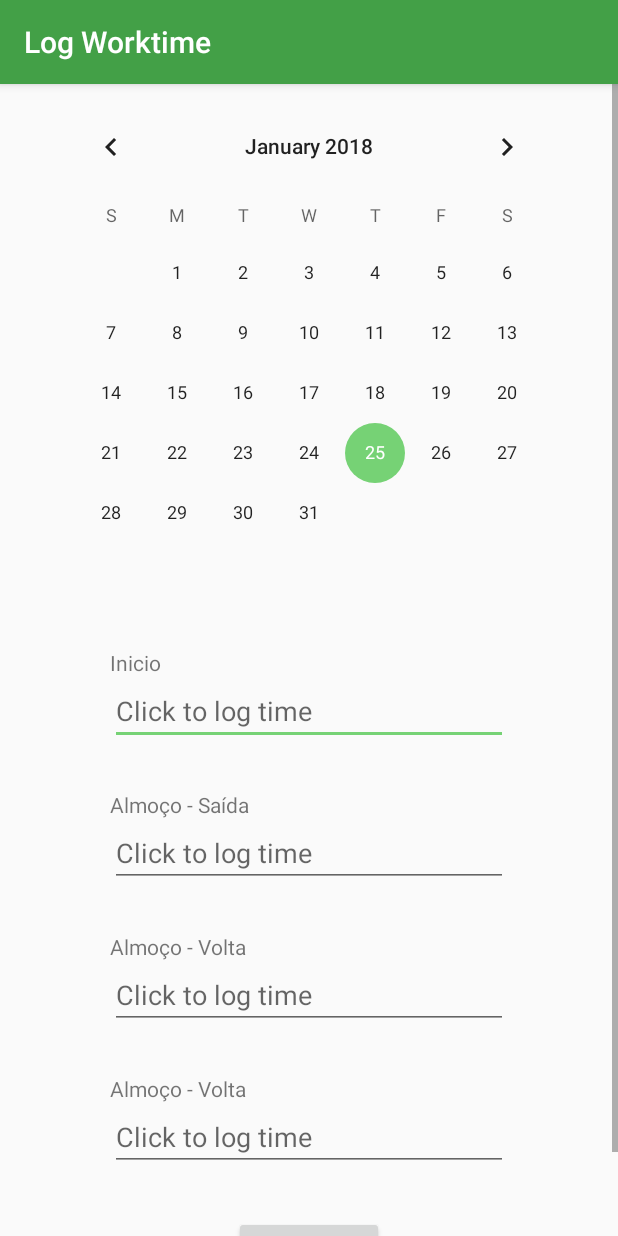
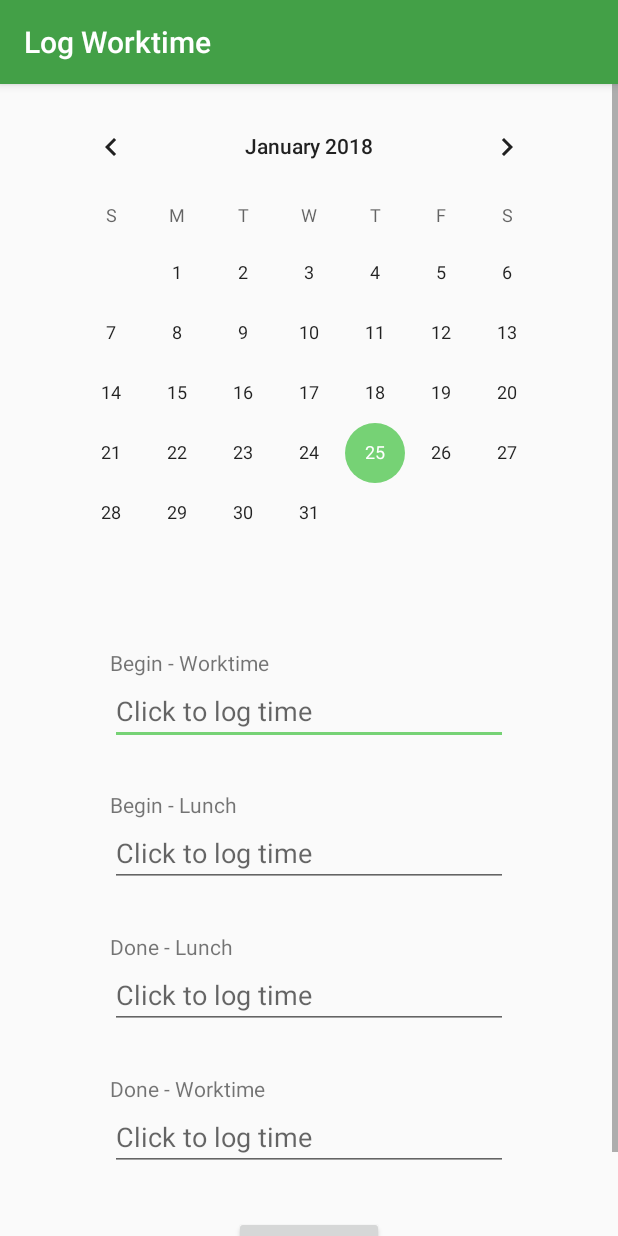
Before and after one commit to issuran/LogWorktime, an Android app: the LogTimeActivity screen opened directly, with no data from a screen before it, on a phone screen of 412 x 824 dp. Run offline under Robolectric (Android 15) with nearby library versions, the phone set to English and light mode, and no system bars; libraries missing offline, so code that uses them is left out: com.google.api.client, com.google.api.services, pub.devrel.easypermissions; 1 statement that could not run was skipped.

Commit message:
Implemented handling time picker return to set on edit text and altered texts

```diff
--- a/app/src/main/java/br/com/optimizer7/logworktime/LogTimeActivity.kt
+++ b/app/src/main/java/br/com/optimizer7/logworktime/LogTimeActivity.kt
@@ -18,7 +18,14 @@ import android.app.TimePickerDialog
 import android.app.TimePickerDialog.OnTimeSetListener
 import android.util.Log
 import android.view.MotionEvent
+import android.view.View
 import android.widget.EditText
+import android.widget.TimePicker
+import kotlinx.android.synthetic.main.log_time_activity.*
+import kotlinx.android.synthetic.main.log_time_activity.view.*
+import android.widget.Toast
+
+
 
 
 /**
@@ -37,34 +44,67 @@ class LogTimeActivity : AppCompatActivity() , EasyPermissions.PermissionCallback
     lateinit var mCredential: GoogleAccountCredential
     lateinit var mProgress: ProgressDialog
 
+    var beginWorktime: EditText? = null
+    var beginLunch: EditText? = null
+    var stopLunch: EditText? = null
+    var stopWorktime: EditText? = null
+
     override fun onCreate(savedInstanceState: Bundle?) {
         super.onCreate(savedInstanceState)
         setContentView(R.layout.log_time_activity)
 
-        val ed1 = findViewById<EditText>(R.id.editText1)
+        beginWorktime = findViewById<EditText>(R.id.edtBeginWorktime)
+        beginLunch = findViewById<EditText>(R.id.edtBeginLunch)
+        stopLunch = findViewById<EditText>(R.id.edtStopLunch)
+        stopWorktime = findViewById<EditText>(R.id.edtStopWorktime)
 
-        val timePickerDialogListener = TimePickerDialog.OnTimeSetListener { view, hourOfDay, minute ->
-
-            Log.i("",""+hourOfDay+":"+minute);
-        }
-
-        ed1.setOnTouchListener({ v, event ->
-            if( event.getAction() == MotionEvent.ACTION_UP){
-                TimePickerDialog(this, timePickerDialogListener, 10, 10, true).show()
-            }
-            true
-        })
-
-        val mTimeSetListener = OnTimeSetListener {
-            view, hourOfDay, minute ->
-            Log.i("", "" + hourOfDay + ":" + minute)
-        }
+        handleSelectWorktime()
 
         // Initialize credentials and service object.
         mCredential = GoogleAccountCredential.usingOAuth2(
                 applicationContext, Arrays.asList(*SCOPES))
                 .setBackOff(ExponentialBackOff())
     }
+
+    fun handleSelectWorktime(){
+
+        beginWorktime?.setOnTouchListener({ v, event ->
+            if( event.getAction() == MotionEvent.ACTION_UP){
+                TimePickerDialog(this, OnTimeSetListener { view, hourOfDay, minute ->
+                    beginWorktime?.setText("" + hourOfDay + ":" + minute)
+                }, 10, 10, true).show()
+            }
+            true
+        })
+
+        beginLunch?.setOnTouchListener({ v, event ->
+            if( event.getAction() == MotionEvent.ACTION_UP){
+                TimePickerDialog(this, OnTimeSetListener { view, hourOfDay, minute ->
+                    beginLunch?.setText("" + hourOfDay + ":" + minute)
+                }, 10, 10, true).show()
+            }
+            true
+        })
+
+        stopLunch?.setOnTouchListener({ v, event ->
+            if( event.getAction() == MotionEvent.ACTION_UP){
+                TimePickerDialog(this, OnTimeSetListener { view, hourOfDay, minute ->
+                    stopLunch?.setText("" + hourOfDay + ":" + minute)
+                }, 10, 10, true).show()
+            }
+            true
+        })
+
+        stopWorktime?.setOnTouchListener({ v, event ->
+            if( event.getAction() == MotionEvent.ACTION_UP){
+                TimePickerDialog(this, OnTimeSetListener { view, hourOfDay, minute ->
+                    stopWorktime?.setText("" + hourOfDay + ":" + minute)
+                }, 10, 10, true).show()
+            }
+            true
+        })
+    }
+
 
 
     private fun getResultsFromApi(cred: GoogleAccountCredential) {
--- a/app/src/main/res/layout/log_time_activity.xml
+++ b/app/src/main/res/layout/log_time_activity.xml
@@ -39,10 +39,10 @@
                 android:layout_height="wrap_content"
                 android:ems="10"
                 android:inputType="textPersonName"
-                android:text="Inicio" />
+                android:text="Begin - Worktime" />
 
             <EditText
-                android:id="@+id/editText1"
+                android:id="@+id/edtBeginWorktime"
                 android:layout_width="match_parent"
                 android:layout_height="wrap_content"
                 android:clickable="false"
@@ -70,10 +70,10 @@
                 android:layout_height="wrap_content"
                 android:ems="10"
                 android:inputType="textPersonName"
-                android:text="Almoço - Saída" />
+                android:text="Begin - Lunch" />
 
             <EditText
-                android:id="@+id/editText3"
+                android:id="@+id/edtBeginLunch"
                 android:layout_width="match_parent"
                 android:layout_height="wrap_content"
                 android:clickable="false"
@@ -101,10 +101,10 @@
                 android:layout_height="wrap_content"
                 android:ems="10"
                 android:inputType="textPersonName"
-                android:text="Almoço - Volta" />
+                android:text="Done - Lunch" />
 
             <EditText
-                android:id="@+id/editText5"
+                android:id="@+id/edtStopLunch"
                 android:layout_width="match_parent"
                 android:layout_height="wrap_content"
                 android:clickable="false"
@@ -132,10 +132,10 @@
                 android:layout_height="wrap_content"
                 android:ems="10"
                 android:inputType="textPersonName"
-                android:text="Almoço - Volta" />
+                android:text="Done - Worktime" />
 
             <EditText
-                android:id="@+id/editText7"
+                android:id="@+id/edtStopWorktime"
                 android:layout_width="match_parent"
                 android:layout_height="wrap_content"
                 android:clickable="false"
@@ -163,7 +163,7 @@
                 android:layout_width="100dp"
                 android:layout_height="50dp"
                 android:layout_gravity="center_horizontal"
-                android:text="Logar Hora"
+                android:text="Log Worktime"
                 android:textSize="12sp" />
 
         </LinearLayout>
```
